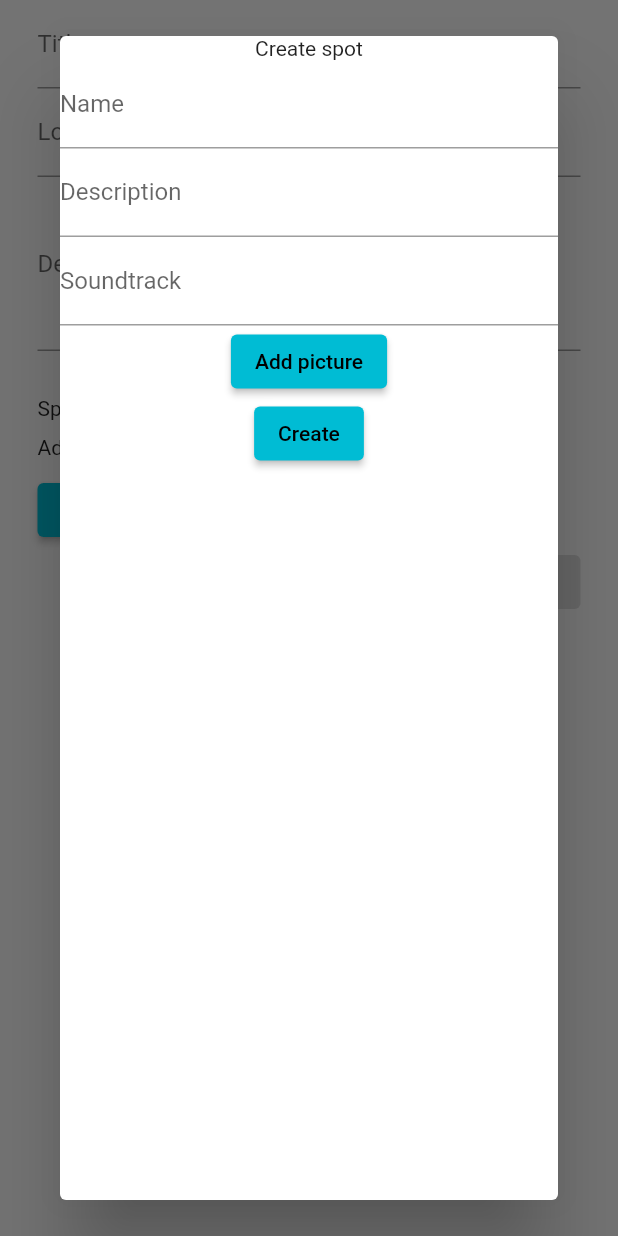
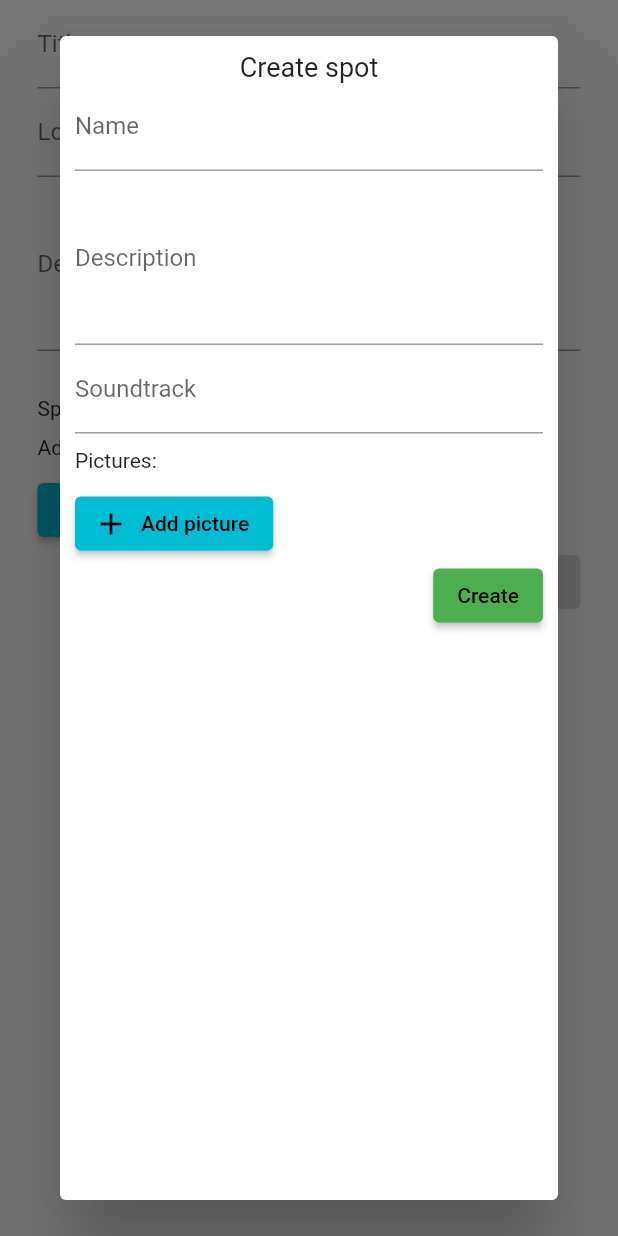
Before and after one commit to Pilar-Ferran/wanderer3, a Flutter app: the CreateTripScreen widget shown alone on an empty page, opened directly, after a tap on "Add spot", on a phone screen of 412 x 824 dp. Run offline on Flutter 3.47's test engine with Material 2 defaults, Android fonts, the phone set to English and light mode, and no system bars; our stand-ins replace cloud_firestore, firebase_auth, firebase_core, firebase_storage, flutter_html, fluttertoast and 4 more; missing offline and left inert: dart:ffi; accounts and stored records are empty.

Commit message:
hacer bonito el dialog de create/edit

```diff
--- a/lib/Component/create_spot_dialog.dart
+++ b/lib/Component/create_spot_dialog.dart
@@ -13,6 +13,7 @@ import 'create_spot_preview.dart';
 import 'dart:async';
 import 'dart:io' as dart_io;
 
+//is used to create and to edit a spot. indicated by the boolean isEdit
 class CreateSpotDialog extends StatefulWidget {
   const CreateSpotDialog({Key? key, required this.parentSpotPreviews, required this.parentSpotDatas, required this.refreshParent, required this.isEdit, this.spotIndex}) : super(key: key);
 
@@ -46,13 +47,13 @@ class _CreateSpotDialogState extends State<CreateSpotDialog> {
   //late List<dynamic> spotPictures = []; //ya no
   final ImagePicker imagePicker = ImagePicker();
 
-  late final Text dialogTitle;
+  late final String dialogTitle;
 
   @override
   void initState() {
     super.initState();
     if (!widget.isEdit) {
-      dialogTitle = const Text("Create spot");
+      dialogTitle = "Create spot";
     }
     else {
       spotName = widget.parentSpotDatas[widget.spotIndex!].name;
@@ -64,18 +65,20 @@ class _CreateSpotDialogState extends State<CreateSpotDialog> {
         imageImages.add(Image.file(imageFile));
       }
 
-      dialogTitle = Text("Edit spot " + spotName);
+      dialogTitle = "Edit spot " + spotName;
     }
   }
 
   @override
   Widget build(BuildContext context) {
     return Dialog(
-      child:
-      ListView(children: [
-      Column(  //this could be in a different class
+      child: ListView(children: [
+        Container(
+          padding: const EdgeInsets.fromLTRB(10, 0, 10, 0),
+          child: Column(  //this could be in a different class
             children: [
-          dialogTitle,
+              const Padding(padding: EdgeInsets.fromLTRB(0, 10, 0, 0),),
+              Text(dialogTitle, style: const TextStyle(fontSize: 18)),
               Form(
                 key: formKey,
                 child: Column(children: [
@@ -102,6 +105,8 @@ class _CreateSpotDialogState extends State<CreateSpotDialog> {
                       hintText: 'Spot description',
                       labelText: 'Description',
                     ),
+                    minLines: 4,
+                    maxLines: 20,
                     onChanged: (value) {
                       spotDescription = value;
                     },
@@ -117,73 +122,58 @@ class _CreateSpotDialogState extends State<CreateSpotDialog> {
                       spotSoundtrack = value;
                     },
                   ),
-              ElevatedButton(
-                  child: const Text("Add picture"),
-                  onPressed: () {
-                    pickImage();
-
-                    //we find the picture in the device
-                    //File file = File(tripPreviewPicFilePathInDevice);
-                    //and upload it
-                    //await firebase_storage.FirebaseStorage.instance.ref(tripPreviewPicFilePathInFirebase).putFile(file);
-                  },
+                  const Padding(padding: EdgeInsets.fromLTRB(0, 10, 0, 0),),
+                  Container(
+                    alignment: Alignment.centerLeft,
+                    child: const Text("Pictures: "),
                   ),
+                  const Padding(padding: EdgeInsets.fromLTRB(0, 10, 0, 0),),
                   Column(
                     children: addPaddingBetweenImages(imageImages),
                   ),
 
-              !widget.isEdit? //if is create
-              ElevatedButton(
-                child: const Text("Create"),
+                  Container(  //add pic button
+                    alignment: Alignment.centerLeft,
+                    child: ElevatedButton.icon(
+                      label: const Text("Add picture"),
+                      icon: const Icon(Icons.add),
+                      onPressed: () {
+                        pickImage();
+                      },
+                    ),
+                  ),
+
+                  Container(
+                    alignment: Alignment.centerRight,
+                    child:
+                    ElevatedButton( //create/save button
+                      child: !widget.isEdit? const Text("Create"):const Text("Save"),
+                      style: ElevatedButton.styleFrom(primary: Colors.green),
                       onPressed: () async {
                         if (formKey.currentState!.validate()) {
-                      //Navigator.pop(context);
-                      widget.parentSpotDatas.add(CreateSpotData(spotName, spotDescription, spotSoundtrack, imageFiles));
-                      widget.parentSpotPreviews.add(CreateSpotPreview(spotName: spotName,
-                        parentSpotDatas: widget.parentSpotDatas,
-                        parentSpotPreviews: widget.parentSpotPreviews,
-                        refreshParent: () { widget.refreshParent(); },
-                        spotIndex: widget.parentSpotPreviews.length, //ojo, length
-                      ));
 
+                          if (!widget.isEdit) { //if is create
+                            createSpotButtonFunc();
+                          }
+                          else { //if is edit
+                            editSpotButtonFunc();
+                          }
+
+                          //common code
                           widget.refreshParent();
-
-                      Navigator.of(context, rootNavigator: true).pop('dialog');
-                    }
-                    else {
-                    }
-                  },
-              ):
-                  //if is edit
-              ElevatedButton(
-                child: const Text("Save"),
-                onPressed: () async {
-                  if (formKey.currentState!.validate()) {
-                    //we update the data and widget
-                    widget.parentSpotDatas[widget.spotIndex!] = CreateSpotData(spotName, spotDescription, spotSoundtrack, imageFiles);
-                    //widget.parentSpotPreviews[widget.spotIndex!].spotName = spotName ;  //aixi no es notifica als spotPreviews q facin refresh.
-                    widget.parentSpotPreviews[widget.spotIndex!] = CreateSpotPreview(spotName: spotName,  // per tant, remaking the entire object instead of just changing the name. also flutter likes it bc aparently its immutable.
-                      parentSpotDatas: widget.parentSpotDatas,
-                      parentSpotPreviews: widget.parentSpotPreviews,
-                      refreshParent: () { widget.refreshParent(); },
-                      spotIndex: widget.spotIndex!,
-                    );
-
-                    widget.refreshParent();
-
                           Navigator.of(context, rootNavigator: true).pop('dialog');
                         }
                         else {
                         }
                       },
                     ),
+                  )
                 ],),
               ),
-
             ],
           ),
-    ],
         )
+      ],)
     );
   }
 
@@ -222,4 +212,55 @@ class _CreateSpotDialogState extends State<CreateSpotDialog> {
     return widgets;
   }
 
+  void createSpotButtonFunc() {
+    widget.parentSpotDatas.add(CreateSpotData(spotName, spotDescription, spotSoundtrack, imageFiles));
+    widget.parentSpotPreviews.add(CreateSpotPreview(spotName: spotName,
+      parentSpotDatas: widget.parentSpotDatas,
+      parentSpotPreviews: widget.parentSpotPreviews,
+      refreshParent: () { widget.refreshParent(); },
+      spotIndex: widget.parentSpotPreviews.length, //ojo, length
+    ));
   }
+
+  void editSpotButtonFunc() {
+      //we update the data and widget
+      widget.parentSpotDatas[widget.spotIndex!] = CreateSpotData(spotName, spotDescription, spotSoundtrack, imageFiles);
+      //widget.parentSpotPreviews[widget.spotIndex!].spotName = spotName ;  //aixi no es notifica als spotPreviews q facin refresh.
+      widget.parentSpotPreviews[widget.spotIndex!] = CreateSpotPreview(spotName: spotName,  // per tant, remaking the entire object instead of just changing the name. also flutter likes it bc aparently its immutable.
+        parentSpotDatas: widget.parentSpotDatas,
+        parentSpotPreviews: widget.parentSpotPreviews,
+        refreshParent: () { widget.refreshParent(); },
+        spotIndex: widget.spotIndex!,
+      );
+  }
+
+  /*Container generateCreateOrSaveButton(bool isEdit) {
+    return Container(
+      alignment: Alignment.centerRight,
+      child:
+      ElevatedButton(
+        child: !isEdit? const Text("Create"):const Text("Save"),
+        style: ElevatedButton.styleFrom(primary: Colors.green),
+        onPressed: () async {
+          if (formKey.currentState!.validate()) {
+            //Navigator.pop(context);
+            widget.parentSpotDatas.add(CreateSpotData(spotName, spotDescription, spotSoundtrack, imageFiles));
+            widget.parentSpotPreviews.add(CreateSpotPreview(spotName: spotName,
+              parentSpotDatas: widget.parentSpotDatas,
+              parentSpotPreviews: widget.parentSpotPreviews,
+              refreshParent: () { widget.refreshParent(); },
+              spotIndex: widget.parentSpotPreviews.length, //ojo, length
+            ));
+
+            widget.refreshParent();
+
+            Navigator.of(context, rootNavigator: true).pop('dialog');
+          }
+          else {
+          }
+        },
+      ),
+    );
+  }*/
+
+}
--- a/lib/Screens/create_trip_screen.dart
+++ b/lib/Screens/create_trip_screen.dart
@@ -46,9 +46,6 @@ class _CreateTripScreenState extends State<CreateTripScreen> {
             )
         ),*/
 
-      //SingleChildScrollView(
-        //padding: const EdgeInsets.fromLTRB(25, 0, 25, 0),
-        //padding: const EdgeInsets.symmetric(horizontal: 25, vertical: 120),
       Container(
         padding: const EdgeInsets.fromLTRB(25, 0, 25, 0),
         child: ListView(
@@ -100,7 +97,7 @@ class _CreateTripScreenState extends State<CreateTripScreen> {
 
             const Padding(padding: EdgeInsets.fromLTRB(0, 30, 0, 0),),
 
-            const Text("Spots:"),
+            const Text("Spots: "),
             spotPreviews.isEmpty?  //if there are no spots, show text
             Column(
               crossAxisAlignment: CrossAxisAlignment.start,
@@ -134,6 +131,7 @@ class _CreateTripScreenState extends State<CreateTripScreen> {
               child:
               ElevatedButton(
                 child: const Text("Create trip", style: TextStyle(fontWeight: FontWeight.bold),),
+                style: ElevatedButton.styleFrom(primary: Colors.green),
                 onPressed: spotDatas.isNotEmpty? ()  async {  //if there's at least one spot, button enabled
                   if (formKey.currentState!.validate()) {
                     //TODO could do the isLoading thing that Pilar did
@@ -146,7 +144,6 @@ class _CreateTripScreenState extends State<CreateTripScreen> {
 
                 }:
                 null, //else, button disabled
-                style: ElevatedButton.styleFrom(primary: Colors.green),
               ),
             ),
             ],
```
Lines whose indentation alone changed are shown as unchanged.
